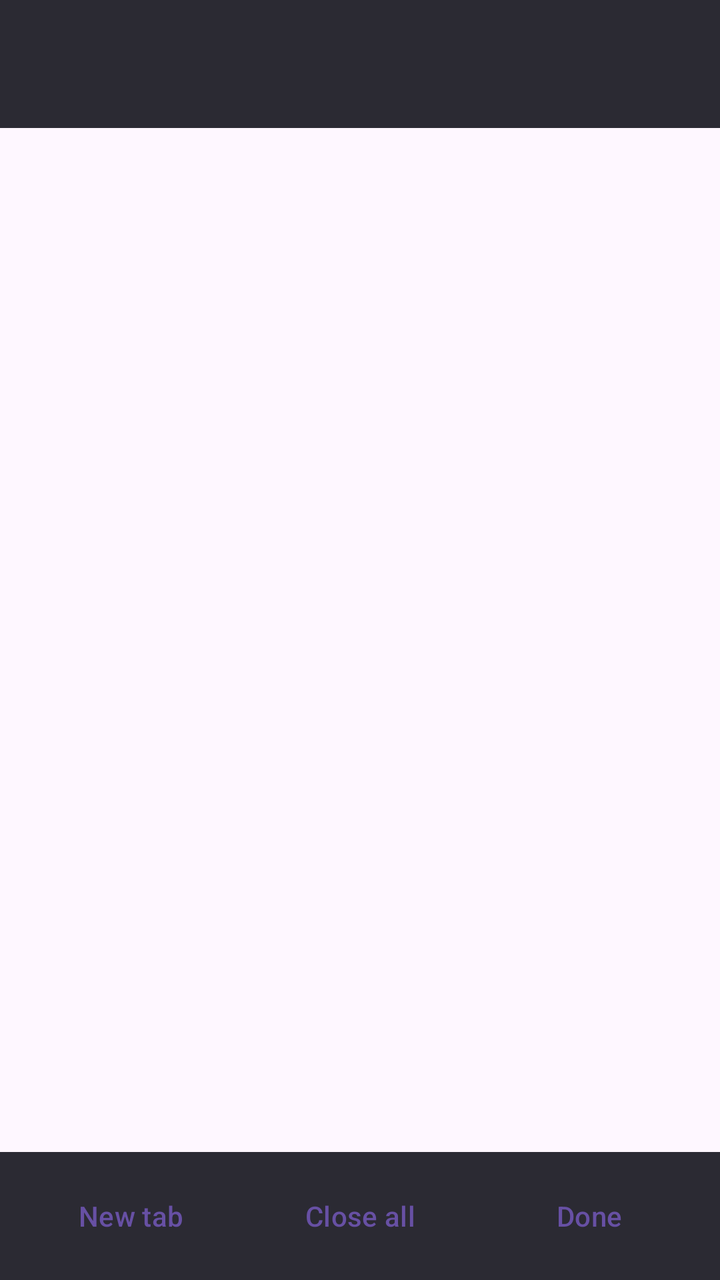
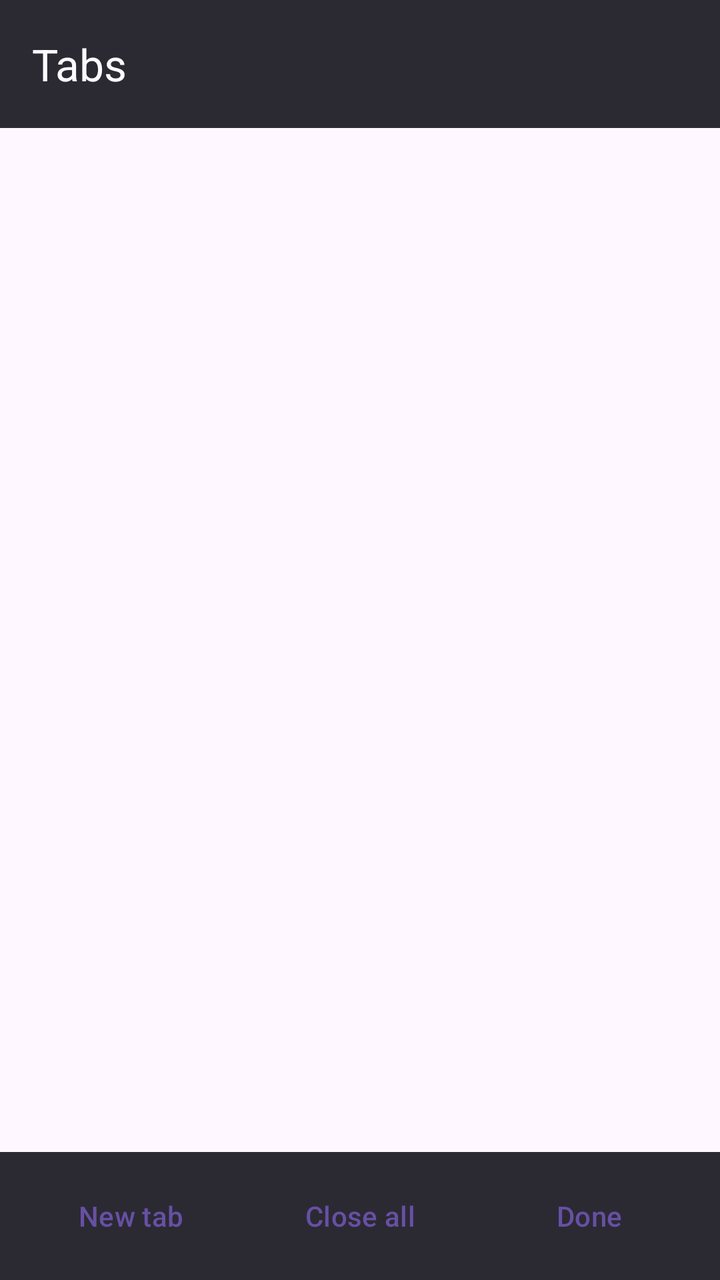

Compare the two renders of this Android layout. The source of the first and the diff that turns it into the second are given below.
<!-- AndroidManifest.xml: application theme Theme.Herald -->
<!-- res/layout/fragment_tabstray.xml -->
<?xml version="1.0" encoding="utf-8"?>
<androidx.constraintlayout.widget.ConstraintLayout
    xmlns:android="http://schemas.android.com/apk/res/android"
    xmlns:app="http://schemas.android.com/apk/res-auto"
    android:layout_width="match_parent"
    android:layout_height="match_parent"
    android:background="?android:attr/colorBackground">

    <androidx.appcompat.widget.Toolbar
        android:id="@+id/tabsToolbarTop"
        android:layout_width="match_parent"
        android:layout_height="?attr/actionBarSize"
        android:background="@color/toolbar_background"
        android:title="@string/tabs_tray_title"
        app:layout_constraintTop_toTopOf="parent"
        app:titleTextColor="@color/toolbar_text" />

    <androidx.recyclerview.widget.RecyclerView
        android:id="@+id/tabsTray"
        android:layout_width="match_parent"
        android:layout_height="0dp"
        app:layout_constraintBottom_toTopOf="@+id/tabsActionBar"
        app:layout_constraintTop_toBottomOf="@+id/tabsToolbarTop" />

    <LinearLayout
        android:id="@+id/tabsActionBar"
        android:layout_width="match_parent"
        android:layout_height="wrap_content"
        android:background="@color/toolbar_background"
        android:orientation="horizontal"
        android:padding="8dp"
        app:layout_constraintBottom_toBottomOf="parent">

        <Button
            android:id="@+id/newTabButton"
            style="?attr/borderlessButtonStyle"
            android:layout_width="0dp"
            android:layout_height="wrap_content"
            android:layout_weight="1"
            android:text="@string/tabs_tray_new_tab" />

        <Button
            android:id="@+id/closeAllTabsButton"
            style="?attr/borderlessButtonStyle"
            android:layout_width="0dp"
            android:layout_height="wrap_content"
            android:layout_weight="1"
            android:text="@string/tabs_tray_close_all" />

        <Button
            android:id="@+id/doneButton"
            style="?attr/borderlessButtonStyle"
            android:layout_width="0dp"
            android:layout_height="wrap_content"
            android:layout_weight="1"
            android:text="@string/tabs_tray_done" />
    </LinearLayout>

</androidx.constraintlayout.widget.ConstraintLayout>
<!-- resources referenced by this layout -->
<resources>
  <color name="toolbar_background">#FF2B2A33</color>
  <color name="toolbar_text">#FFFBFBFE</color>
  <string name="tabs_tray_close_all">Close all</string>
  <string name="tabs_tray_done">Done</string>
  <string name="tabs_tray_new_tab">New tab</string>
  <string name="tabs_tray_title">Tabs</string>
  <style name="Theme.Herald" parent="Theme.Material3.DayNight.NoActionBar">
          <item name="android:statusBarColor" tools:targetApi="l">@color/toolbar_background</item>
      </style>
</resources>

<!-- the commit's change to res/layout/fragment_tabstray.xml (unified diff, before → after) -->
@@ -4,21 +4,23 @@
     xmlns:app="http://schemas.android.com/apk/res-auto"
     android:layout_width="match_parent"
     android:layout_height="match_parent"
-    android:background="?android:attr/colorBackground">
+    android:background="@color/toolbar_background">
 
     <androidx.appcompat.widget.Toolbar
         android:id="@+id/tabsToolbarTop"
         android:layout_width="match_parent"
         android:layout_height="?attr/actionBarSize"
         android:background="@color/toolbar_background"
-        android:title="@string/tabs_tray_title"
+        app:title="@string/tabs_tray_title"
         app:layout_constraintTop_toTopOf="parent"
         app:titleTextColor="@color/toolbar_text" />
 
+    
     <androidx.recyclerview.widget.RecyclerView
         android:id="@+id/tabsTray"
         android:layout_width="match_parent"
         android:layout_height="0dp"
+        android:background="?android:attr/colorBackground"
         app:layout_constraintBottom_toTopOf="@+id/tabsActionBar"
         app:layout_constraintTop_toBottomOf="@+id/tabsToolbarTop" />
 
<!-- resource entries referenced after the edit -->
@@ -7,7 +7,12 @@
   <string name="tabs_tray_new_tab">New tab</string>
   <string name="tabs_tray_title">Tabs</string>
   <style name="Theme.Herald" parent="Theme.Material3.DayNight.NoActionBar">
+          
           <item name="android:statusBarColor" tools:targetApi="l">@color/toolbar_background</item>
+  
+          
+          <item name="android:windowLightStatusBar">false</item>
+          <item name="android:windowLightNavigationBar" tools:targetApi="o_mr1">false</item>
       </style>
 </resources>
 
